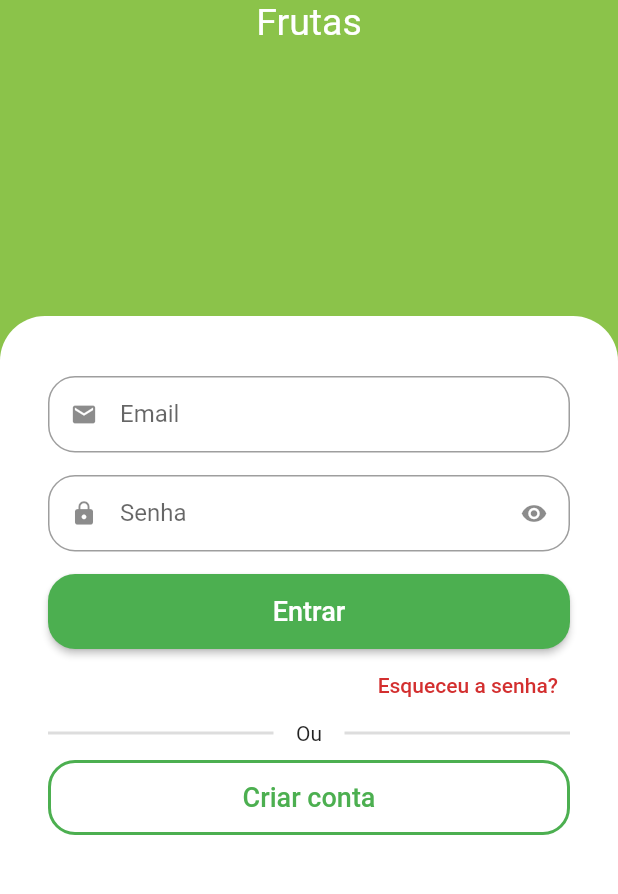
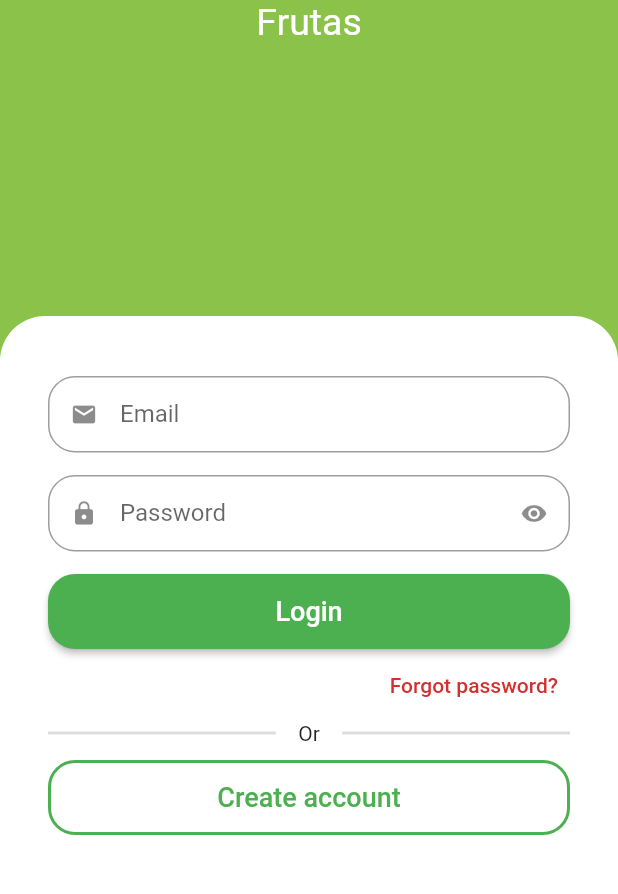
Before and after one commit to henriqueamaraldev/AppQuitanda, a Flutter app: the screen it shows after launch, on a phone screen of 412 x 824 dp, the part 341-1235 px from its top. Run offline on Flutter 3.47's test engine with Material 2 defaults, Android fonts, the phone set to English and light mode, and no system bars; drawn by our look-alikes of animated_text_kit.

Commit message:
Feat - Sign in screen and english text

```diff
--- a/greengrocer/lib/src/auth/sign_in_screen.dart
+++ b/greengrocer/lib/src/auth/sign_in_screen.dart
@@ -1,6 +1,7 @@
 import 'package:animated_text_kit/animated_text_kit.dart';
 import 'package:flutter/material.dart';
 import 'package:greengrocer/src/auth/components/custom_text_field.dart';
+import 'package:greengrocer/src/auth/components/sign_up_screen.dart';
 import 'package:greengrocer/src/config/custom_colors.dart';
 
 class SignInScreen extends StatelessWidget {
@@ -87,7 +88,7 @@ class SignInScreen extends StatelessWidget {
                   // Password input
                   const CustomTextField(
                     icon: Icons.lock,
-                    label: 'Senha',
+                    label: 'Password',
                     isSecret: true,
                   ),
 
@@ -102,7 +103,7 @@ class SignInScreen extends StatelessWidget {
                       ),
                       onPressed: () {},
                       child: const Text(
-                        'Entrar',
+                        'Login',
                         style: TextStyle(
                           fontSize: 18,
                         ),
@@ -116,7 +117,7 @@ class SignInScreen extends StatelessWidget {
                     child: TextButton(
                       onPressed: () {},
                       child: Text(
-                        'Esqueceu a senha?',
+                        'Forgot password?',
                         style: TextStyle(
                           color: CustomColors.customContrastColor,
                         ),
@@ -137,7 +138,7 @@ class SignInScreen extends StatelessWidget {
                         ),
                         const Padding(
                           padding: EdgeInsets.symmetric(horizontal: 15),
-                          child: Text('Ou'),
+                          child: Text('Or'),
                         ),
                         Expanded(
                           child: Divider(
@@ -161,9 +162,17 @@ class SignInScreen extends StatelessWidget {
                             width: 2,
                             color: Colors.green,
                           )),
-                      onPressed: () {},
+                      onPressed: () {
+                        Navigator.of(context).push(
+                          MaterialPageRoute(
+                            builder: (c) {
+                              return SignUpScreen();
+                            },
+                          ),
+                        );
+                      },
                       child: const Text(
-                        'Criar conta',
+                        'Create account',
                         style: TextStyle(fontSize: 18),
                       ),
                     ),
```
Also changed, not shown: greengrocer/lib/src/auth/components/sign_up_screen.dart (added, +96 -0 lines), greengrocer/lib/images/logo.png (added).
